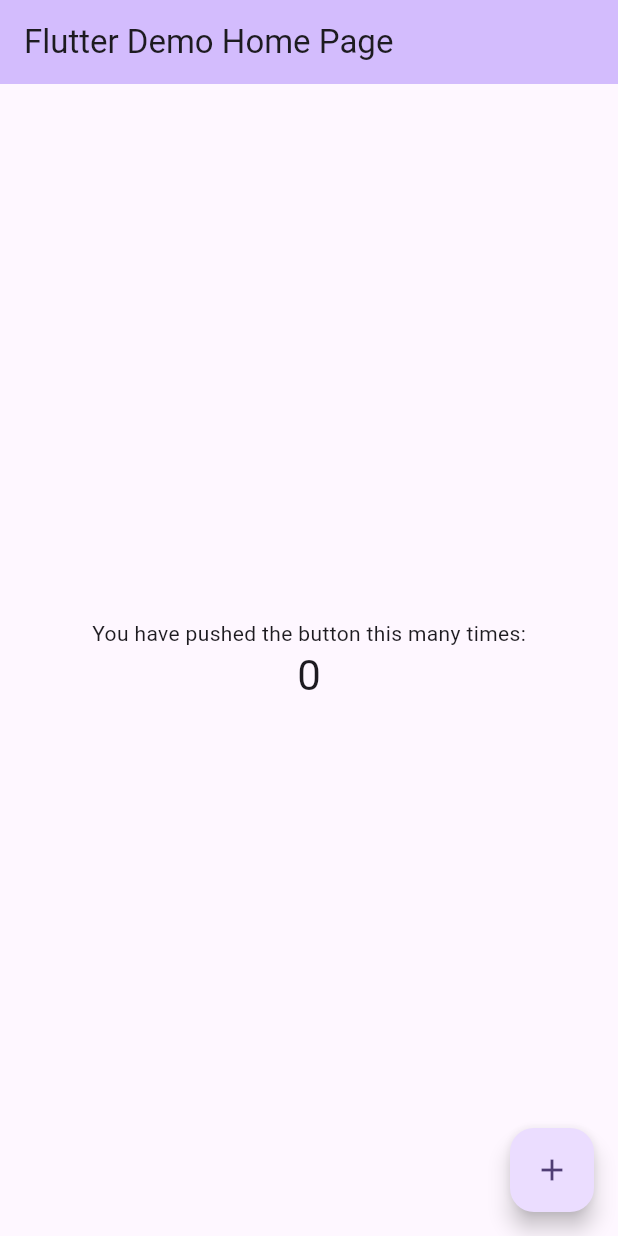
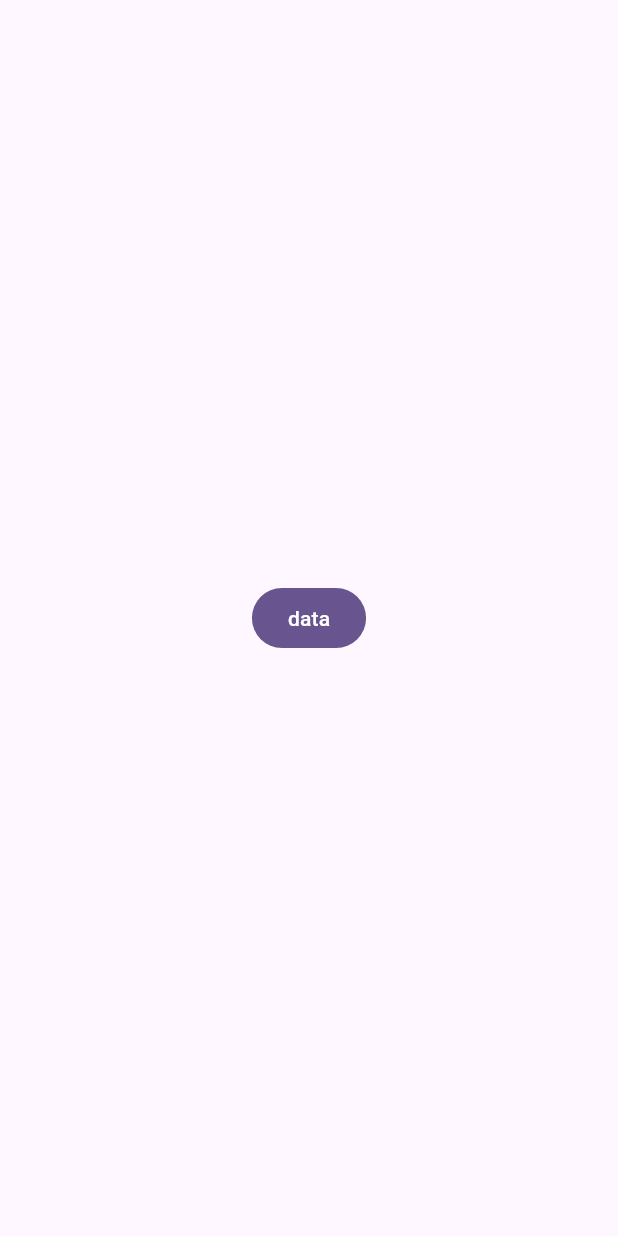
Before and after one commit to CK1412/flutter-template, a Flutter app: the screen it shows after launch, on a phone screen of 412 x 824 dp. Run offline on Flutter 3.47's test engine with Material 2 defaults, Android fonts, the phone set to English and light mode, and no system bars; our stand-ins replace flutter_secure_storage, logger; accounts and stored records are empty.

Commit message:
manage session and setup main

```diff
--- /dev/null
+++ b/lib/app.dart
@@ -0,0 +1,56 @@
+import 'package:flutter/material.dart';
+import 'package:flutter_web_template/data/session/session_call_back.dart';
+import 'package:flutter_web_template/data/session/session_manager.dart';
+
+class App extends StatefulWidget {
+  const App({super.key});
+
+  @override
+  State<App> createState() => _AppState();
+}
+
+class _AppState extends State<App> with SessionCallback {
+  @override
+  void initState() {
+    super.initState();
+
+    /// Example
+    SessionManager.addAvailableListener(
+      'notification when logout',
+      key: 'key',
+      listener: this,
+    );
+  }
+
+  // This widget is the root of your application.
+  @override
+  Widget build(BuildContext context) {
+    return MaterialApp(
+      title: 'Flutter template',
+      theme: ThemeData(
+        colorScheme: ColorScheme.fromSeed(seedColor: Colors.deepPurple),
+        useMaterial3: true,
+      ),
+      home: Scaffold(
+        body: Center(
+          child: FilledButton(
+            onPressed: () {
+              SessionManager.clear();
+            },
+            child: const Text('data'),
+          ),
+        ),
+      ),
+    );
+  }
+
+  @override
+  void onListenerRemoved() {
+    // TODO: implement onListenerRemoved
+  }
+
+  @override
+  void onSessionChanged({String? message}) {
+    // TODO: implement onSessionChanged
+  }
+}
--- /dev/null
+++ b/lib/data/models/user_login_model.dart
@@ -0,0 +1,14 @@
+import 'package:json_annotation/json_annotation.dart';
+
+part 'user_login_model.g.dart';
+
+@JsonSerializable(createToJson: false)
+class UserLoginModel {
+  final int userId;
+  final String token;
+
+  UserLoginModel(this.userId, this.token);
+
+  factory UserLoginModel.fromJson(Map<String, dynamic> json) =>
+      _$UserLoginModelFromJson(json);
+}
--- /dev/null
+++ b/lib/data/session/session_call_back.dart
@@ -0,0 +1,5 @@
+mixin SessionCallback {
+  void onSessionChanged({String? message});
+
+  void onListenerRemoved();
+}
--- /dev/null
+++ b/lib/data/session/session_manager.dart
@@ -0,0 +1,134 @@
+import 'dart:convert';
+
+import 'package:flutter_secure_storage/flutter_secure_storage.dart';
+import 'package:flutter_web_template/data/models/user_login_model.dart';
+import 'package:flutter_web_template/data/session/session_call_back.dart';
+import 'package:flutter_web_template/shared/extensions/string_extension.dart';
+import 'package:flutter_web_template/shared/logger/logger.dart';
+
+const String _keyLanguageCode = 'key_language_code';
+const String _keyUserLoginModel = 'key_user_login_model';
+
+/// Use instance of SessionManager to store user data used in the [application].
+class SessionManager {
+  SessionManager._();
+
+  static late FlutterSecureStorage _prefs;
+
+  /// All callback listeners for this session.
+  static final Map<String, SessionCallback> _availableListeners = {};
+
+  static late String? _languageCode;
+  static UserLoginModel? _userLoginInfo;
+
+  static UserLoginModel? get userLoginInfo => _userLoginInfo;
+
+  static Future<void> init() async {
+    _prefs = const FlutterSecureStorage(
+      aOptions: AndroidOptions(
+        encryptedSharedPreferences: true,
+      ),
+    );
+
+    await _restoreLastSession();
+    await _restoreCurrentLanguageCode();
+  }
+
+  static Future<bool> _restoreLastSession() async {
+    final String? userLoginDataString = await _prefs.read(
+      key: _keyUserLoginModel,
+    );
+
+    if (userLoginDataString.isNotNullAndNotEmpty) {
+      try {
+        final UserLoginModel lastUserLogin = UserLoginModel.fromJson(
+          jsonDecode(userLoginDataString!),
+        );
+
+        _userLoginInfo = lastUserLogin;
+        return true;
+      } catch (e) {
+        return false;
+      }
+    }
+
+    return false;
+  }
+
+  static bool _isClearing = false;
+
+  static bool get isClearing => _isClearing;
+
+  /// [message], which provides the usage context.
+  /// [displayMessage], which uses to display notifications to the user interface.
+  static Future<void> clear({
+    String? message,
+    String? displayMessage,
+  }) async {
+    if (_isClearing) {
+      return;
+    }
+    try {
+      _isClearing = true;
+      await _deleteCurrentUserLoginInfo();
+
+      await Future.forEach(_availableListeners.values, (element) async {
+        element.onSessionChanged(message: displayMessage);
+      });
+    } catch (e) {
+      logger.e('Clearing session data failed.', error: e);
+    } finally {
+      _isClearing = false;
+    }
+  }
+
+  static String get languageCode => _languageCode ?? 'vi';
+
+  static set languageCode(String value) {
+    _languageCode = value;
+
+    _saveCurrentLanguageCode();
+  }
+
+  static Future<void> _saveCurrentLanguageCode() async {
+    try {
+      await _prefs.write(key: _keyLanguageCode, value: _languageCode);
+    } catch (e) {
+      logger.e('_saveCurrentLanguageCode() run failed.', error: e);
+    }
+  }
+
+  static Future<void> _restoreCurrentLanguageCode() async {
+    try {
+      _languageCode = await _prefs.read(key: _keyLanguageCode);
+    } catch (e) {
+      logger.e('_restoreCurrentLanguageCode() run failed.', error: e);
+    }
+  }
+
+  static Future<void> _deleteCurrentUserLoginInfo() async {
+    try {
+      await _prefs.delete(key: _keyUserLoginModel);
+      _userLoginInfo = null;
+    } catch (e) {
+      logger.e('_deleteCurrentUserLoginInfo() run failed.', error: e);
+    }
+  }
+
+  /// Register an [AvailableListener] which is called session changed.
+  static void addAvailableListener(
+    String? message, {
+    required String key,
+    required SessionCallback listener,
+  }) {
+    _availableListeners[key]?.onListenerRemoved();
+    _availableListeners[key] = listener;
+    logger.i('addAvailableListener: add listener ${message ?? ''}');
+  }
+
+  static void removeAvailableListener(String key, {String? message}) {
+    _availableListeners[key]?.onListenerRemoved();
+    _availableListeners.remove(key);
+    logger.i('removeAvailableListener: remove listener ${message ?? ''}');
+  }
+}
--- a/lib/main.dart
+++ b/lib/main.dart
@@ -1,125 +1,21 @@
+import 'dart:async';
+
 import 'package:flutter/material.dart';
+import 'package:flutter_web_template/app.dart';
+import 'package:flutter_web_template/data/session/session_manager.dart';
+import 'package:flutter_web_template/shared/logger/logger.dart';
 
-void main() {
-  runApp(const MyApp());
-}
+void main() async {
+  Future<void> startApp() async {
+    WidgetsFlutterBinding.ensureInitialized();
+    await SessionManager.init();
 
-class MyApp extends StatelessWidget {
-  const MyApp({super.key});
-
-  // This widget is the root of your application.
-  @override
-  Widget build(BuildContext context) {
-    return MaterialApp(
-      title: 'Flutter Demo',
-      theme: ThemeData(
-        // This is the theme of your application.
-        //
-        // TRY THIS: Try running your application with "flutter run". You'll see
-        // the application has a blue toolbar. Then, without quitting the app,
-        // try changing the seedColor in the colorScheme below to Colors.green
-        // and then invoke "hot reload" (save your changes or press the "hot
-        // reload" button in a Flutter-supported IDE, or press "r" if you used
-        // the command line to start the app).
-        //
-        // Notice that the counter didn't reset back to zero; the application
-        // state is not lost during the reload. To reset the state, use hot
-        // restart instead.
-        //
-        // This works for code too, not just values: Most code changes can be
-        // tested with just a hot reload.
-        colorScheme: ColorScheme.fromSeed(seedColor: Colors.deepPurple),
-        useMaterial3: true,
-      ),
-      home: const MyHomePage(title: 'Flutter Demo Home Page'),
-    );
-  }
-}
-
-class MyHomePage extends StatefulWidget {
-  const MyHomePage({super.key, required this.title});
-
-  // This widget is the home page of your application. It is stateful, meaning
-  // that it has a State object (defined below) that contains fields that affect
-  // how it looks.
-
-  // This class is the configuration for the state. It holds the values (in this
-  // case the title) provided by the parent (in this case the App widget) and
-  // used by the build method of the State. Fields in a Widget subclass are
-  // always marked "final".
-
-  final String title;
-
-  @override
-  State<MyHomePage> createState() => _MyHomePageState();
-}
-
-class _MyHomePageState extends State<MyHomePage> {
-  int _counter = 0;
-
-  void _incrementCounter() {
-    setState(() {
-      // This call to setState tells the Flutter framework that something has
-      // changed in this State, which causes it to rerun the build method below
-      // so that the display can reflect the updated values. If we changed
-      // _counter without calling setState(), then the build method would not be
-      // called again, and so nothing would appear to happen.
-      _counter++;
-    });
+    runApp(const App());
   }
 
-  @override
-  Widget build(BuildContext context) {
-    // This method is rerun every time setState is called, for instance as done
-    // by the _incrementCounter method above.
-    //
-    // The Flutter framework has been optimized to make rerunning build methods
-    // fast, so that you can just rebuild anything that needs updating rather
-    // than having to individually change instances of widgets.
-    return Scaffold(
-      appBar: AppBar(
-        // TRY THIS: Try changing the color here to a specific color (to
-        // Colors.amber, perhaps?) and trigger a hot reload to see the AppBar
-        // change color while the other colors stay the same.
-        backgroundColor: Theme.of(context).colorScheme.inversePrimary,
-        // Here we take the value from the MyHomePage object that was created by
-        // the App.build method, and use it to set our appbar title.
-        title: Text(widget.title),
-      ),
-      body: Center(
-        // Center is a layout widget. It takes a single child and positions it
-        // in the middle of the parent.
-        child: Column(
-          // Column is also a layout widget. It takes a list of children and
-          // arranges them vertically. By default, it sizes itself to fit its
-          // children horizontally, and tries to be as tall as its parent.
-          //
-          // Column has various properties to control how it sizes itself and
-          // how it positions its children. Here we use mainAxisAlignment to
-          // center the children vertically; the main axis here is the vertical
-          // axis because Columns are vertical (the cross axis would be
-          // horizontal).
-          //
-          // TRY THIS: Invoke "debug painting" (choose the "Toggle Debug Paint"
-          // action in the IDE, or press "p" in the console), to see the
-          // wireframe for each widget.
-          mainAxisAlignment: MainAxisAlignment.center,
-          children: <Widget>[
-            const Text(
-              'You have pushed the button this many times:',
-            ),
-            Text(
-              '$_counter',
-              style: Theme.of(context).textTheme.headlineMedium,
-            ),
-          ],
-        ),
-      ),
-      floatingActionButton: FloatingActionButton(
-        onPressed: _incrementCounter,
-        tooltip: 'Increment',
-        child: const Icon(Icons.add),
-      ), // This trailing comma makes auto-formatting nicer for build methods.
-    );
-  }
+  runZonedGuarded(() {
+    startApp();
+  }, (error, stack) {
+    logger.e('ERROR APP', error: error, stackTrace: stack);
+  });
 }
--- /dev/null
+++ b/lib/shared/extensions/string_extension.dart
@@ -0,0 +1,5 @@
+extension StringNullExtension on String? {
+  bool get isNullOrEmpty => this == null || this!.isEmpty;
+
+  bool get isNotNullAndNotEmpty => this != null && this!.isNotEmpty;
+}
--- /dev/null
+++ b/lib/shared/logger/logger.dart
@@ -0,0 +1,9 @@
+import 'package:flutter/foundation.dart';
+import 'package:logger/logger.dart';
+
+final Logger logger = Logger(
+  printer: PrettyPrinter(
+    printTime: true,
+  ),
+  level: kReleaseMode ? Level.off : Level.trace,
+);
```
Also changed, not shown: pubspec.yaml (+7 -68 lines), lib/data/models/user_login_model.g.dart (added), pubspec.lock, 2 other files.
